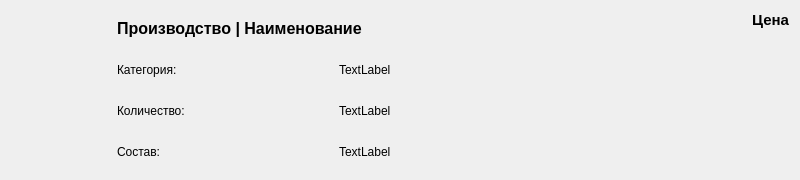
Above: shoes-main/tovar.ui from dcherep/shoes before the change. Below: the same form after it.
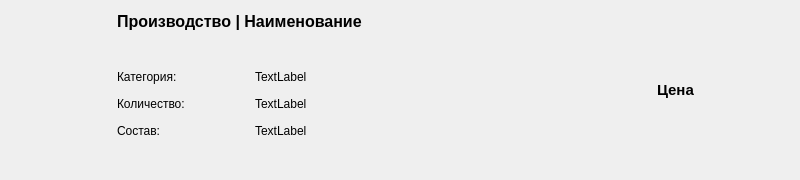
That is the form after the change.

```diff
--- a/shoes-main/tovar.ui
+++ b/shoes-main/tovar.ui
@@ -10,15 +10,18 @@
     <height>180</height>
    </rect>
   </property>
-  <layout class="QGridLayout" name="gridLayout" columnstretch="1,2,3,0">
-   
-   <item row="0" column="0" rowspan="4">
-    <widget class="QLabel" name="lbl_image">
-     <property name="minimumSize">
-      <size><width>100</width><height>100</height></size>
+  <layout class="QGridLayout" name="gridLayout" columnstretch="1,1,3,1">
+   <item row="2" column="2">
+    <widget class="QLabel" name="lbl_category">
+     <property name="text">
+      <string>TextLabel</string>
      </property>
-     <property name="maximumSize">
-      <size><width>100</width><height>100</height></size>
+    </widget>
+   </item>
+   <item row="2" column="1">
+    <widget class="QLabel" name="label_2">
+     <property name="text">
+      <string>Категория:</string>
      </property>
      <property name="scaledContents">
       <bool>true</bool>
@@ -39,45 +42,53 @@
      </property>
     </widget>
    </item>
-
-   <item row="1" column="1">
-    <widget class="QLabel" name="label_2">
-     <property name="text"><string>Категория:</string></property>
+   <item row="0" column="0" rowspan="6">
+    <widget class="QLabel" name="lbl_image">
+     <property name="minimumSize">
+      <size>
+       <width>100</width>
+       <height>100</height>
+      </size>
+     </property>
+     <property name="maximumSize">
+      <size>
+       <width>100</width>
+       <height>100</height>
+      </size>
+     </property>
+     <property name="scaledContents">
+      <bool>true</bool>
+     </property>
     </widget>
    </item>
-   <item row="1" column="2">
-    <widget class="QLabel" name="lbl_category">
-     <property name="text"><string>TextLabel</string></property>
-    </widget>
-   </item>
-
-   <item row="2" column="1">
+   <item row="3" column="1">
     <widget class="QLabel" name="label">
      <property name="text"><string>Количество:</string></property>
     </widget>
    </item>
-   <item row="2" column="2">
+   <item row="3" column="2">
     <widget class="QLabel" name="lbl_count">
      <property name="text"><string>TextLabel</string></property>
     </widget>
    </item>
-
-   <item row="3" column="1">
+   <item row="4" column="1">
     <widget class="QLabel" name="label_5">
      <property name="text"><string>Состав:</string></property>
     </widget>
    </item>
-   <item row="3" column="2">
+   <item row="4" column="2">
     <widget class="QLabel" name="lbl_sostav">
      <property name="text"><string>TextLabel</string></property>
      <property name="wordWrap"><bool>true</bool></property>
     </widget>
    </item>
-
-   <item row="0" column="3" rowspan="4" alignment="Qt::AlignmentFlag::AlignRight|Qt::AlignmentFlag::AlignTop">
+   <item row="1" column="3" rowspan="4">
     <widget class="QLabel" name="lbl_price">
      <property name="minimumSize">
-      <size><width>120</width><height>0</height></size>
+      <size>
+       <width>0</width>
+       <height>0</height>
+      </size>
      </property>
      <property name="font">
       <font><pointsize>11</pointsize><bold>true</bold></font>
@@ -85,12 +96,8 @@
      <property name="text">
       <string>Цена</string>
      </property>
-     <property name="alignment">
-      <set>Qt::AlignmentFlag::AlignRight|Qt::AlignmentFlag::AlignTop</set>
-     </property>
     </widget>
    </item>
-   
   </layout>
  </widget>
  <resources/>
```
Left out of the diff: 34 changed lines with no effect on the pictures.
